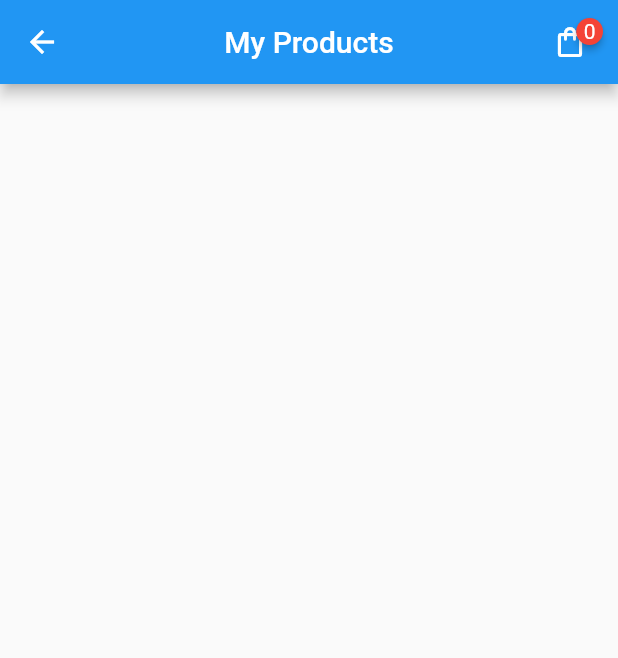
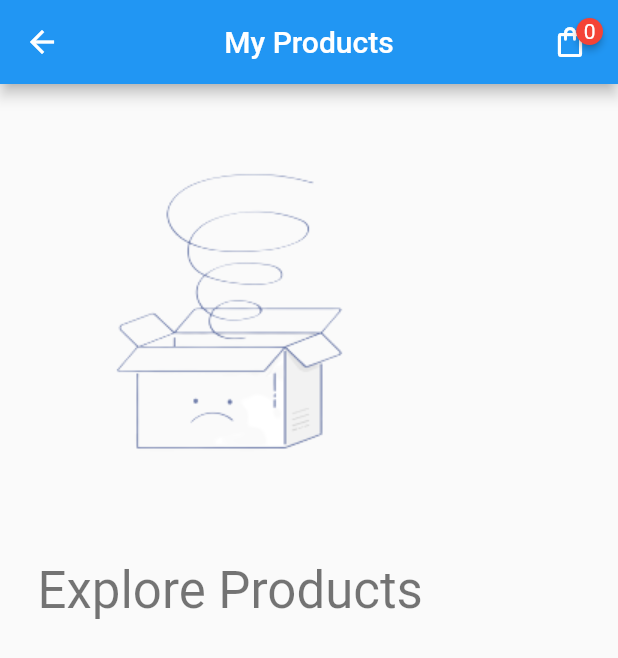
Before and after one commit to atik-sabuj/shopping_cart, a Flutter app: the CartScreen screen opened directly, on a phone screen of 412 x 824 dp. Shown: the top 658 px of the screen. Run offline on Flutter 3.47's test engine with Material 2 defaults, Android fonts, the phone set to English and light mode, and no system bars; drawn by our look-alikes of badges; our stand-ins replace shared_preferences, sqflite; accounts and stored records are empty; network calls fail.

Commit message:
Add Empty cart

```diff
--- a/lib/pages/cart_screen.dart
+++ b/lib/pages/cart_screen.dart
@@ -45,12 +45,32 @@ class _CartScreenState extends State<CartScreen> {
           const SizedBox(width: 20,),
         ],
       ),
-      body: Column(
+      body: Padding(
+        padding: const EdgeInsets.all(10.0),
+        child: Column(
           children: [
             FutureBuilder(
               future: cart.getData(),
                 builder: (context, AsyncSnapshot<List<Cart>> snapshot){
                 if(snapshot.hasData){
+
+                  if(snapshot.data!.isEmpty){
+                    return Column(
+                      mainAxisAlignment: MainAxisAlignment.center,
+                      crossAxisAlignment: CrossAxisAlignment.center,
+                      children: [
+                        Image(
+                          image: AssetImage('images/empty_cart.png'),
+                        ),
+
+                        SizedBox(height: 20,),
+
+                        Text('Explore Products', style: Theme.of(context).textTheme.headlineMedium,),
+                      ],
+                    );
+
+                  }else {
+
                     return Expanded(
                       child: ListView.builder(
                           itemCount: snapshot.data!.length,
@@ -205,6 +225,9 @@ class _CartScreenState extends State<CartScreen> {
                           }),
                     );
                   }
+
+
+                }
                 return Text('');
            }),
 
@@ -215,12 +238,19 @@ class _CartScreenState extends State<CartScreen> {
                   children: [
                     ReusableWidget(
                       title: 'Sub Total',
-                    value: r'$'+value.getTotalPrice().toString(),)
+                      value: r'$'+value.getTotalPrice().toString(),),
+                    ReusableWidget(
+                      title: 'Discount 5%',
+                      value: r'$'+ '20',),
+                    ReusableWidget(
+                      title: 'Total',
+                      value: r'$'+value.getTotalPrice().toString(),),
                   ],
                 ),
               );
             }),
           ],
+        ),
       ),
     );
   }
--- a/pubspec.yaml
+++ b/pubspec.yaml
@@ -64,9 +64,8 @@ flutter:
   uses-material-design: true
 
   # To add assets to your application, add an assets section, like this:
-  # assets:
-  #   - images/a_dot_burr.jpeg
-  #   - images/a_dot_ham.jpeg
+  assets:
+    - images/
 
   # An image asset can refer to one or more resolution-specific "variants", see
   # https://flutter.dev/assets-and-images/#resolution-aware
```
Also changed, not shown: images/empty_cart.png (added). Lines whose indentation alone changed are shown as unchanged.
